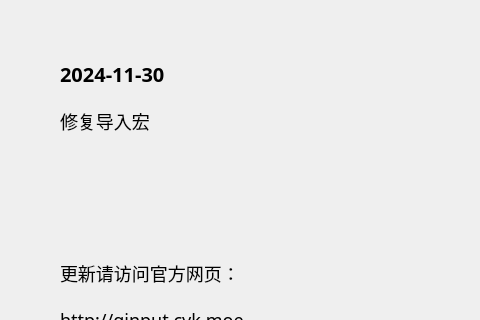
Qt form source/ui/AboutUi.ui (ChiyukiGana/Quickinput) before a commit; both pictures show x 0 to 480 and y 0 to 320 of the 640 by 440 pixel window.
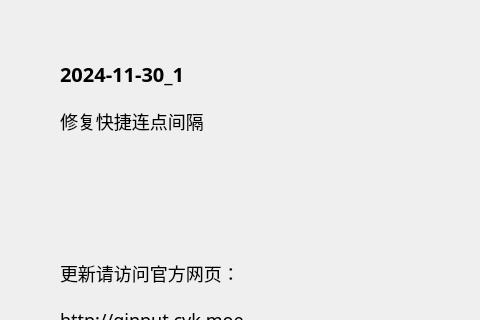
The same form after that commit.

What changed in the file:
```diff
--- a/source/ui/AboutUi.ui
+++ b/source/ui/AboutUi.ui
@@ -88,7 +88,7 @@
          <string notr="true">font-size:20px</string>
         </property>
         <property name="text">
-         <string>2024-11-30</string>
+         <string>2024-11-30_1</string>
         </property>
         <property name="textFormat">
          <enum>Qt::PlainText</enum>
@@ -104,7 +104,7 @@
          </sizepolicy>
         </property>
         <property name="text">
-         <string>修复导入宏</string>
+         <string>修复快捷连点间隔</string>
         </property>
         <property name="textFormat">
          <enum>Qt::PlainText</enum>
```
